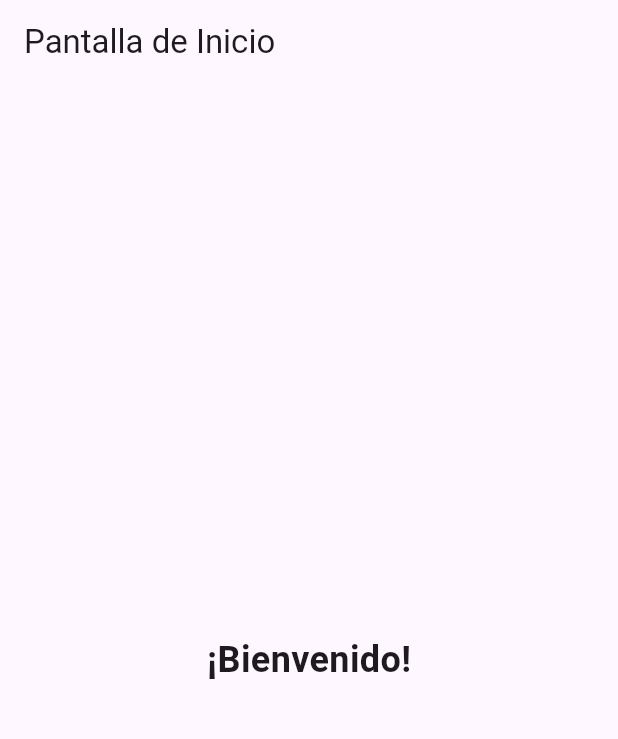
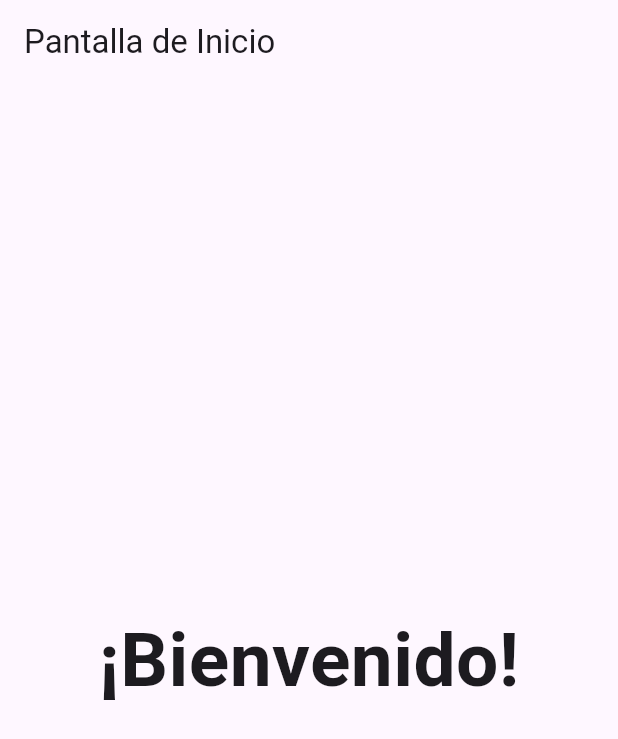
Before and after one commit to 3allancastro0/loginFinal, a Flutter app: the HomeScreen screen opened by its route, on a phone screen of 412 x 824 dp. Shown: the top 739 px of the screen. Run offline on Flutter 3.47's test engine with Material 3 defaults, Android fonts, the phone set to English and light mode, and no system bars; our stand-ins replace go_router.

Commit message:
testeo final de login, y el home page

```diff
--- a/lib/modulos/home_screen.dart
+++ b/lib/modulos/home_screen.dart
@@ -10,7 +10,7 @@ class HomeScreen extends StatelessWidget {
       body: const Center(
         child: Text(
           '¡Bienvenido!',
-          style: TextStyle(fontSize: 24, fontWeight: FontWeight.bold),
+          style: TextStyle(fontSize: 50, fontWeight: FontWeight.bold),
         ),
       ),
     );
--- a/lib/modulos/register_screen.dart
+++ b/lib/modulos/register_screen.dart
@@ -84,8 +84,8 @@ class _RegisterScreenState extends State<RegisterScreen> {
               onPressed: _register,
               child: const Text('Registrar'),
               style: ElevatedButton.styleFrom(
-                backgroundColor: Colors.green, // Fondo verde
-                foregroundColor: Colors.white, // Texto blanco (opcional)
+                backgroundColor: Colors.green,
+                foregroundColor: Colors.white,
               ),
             ),
           ],
```
